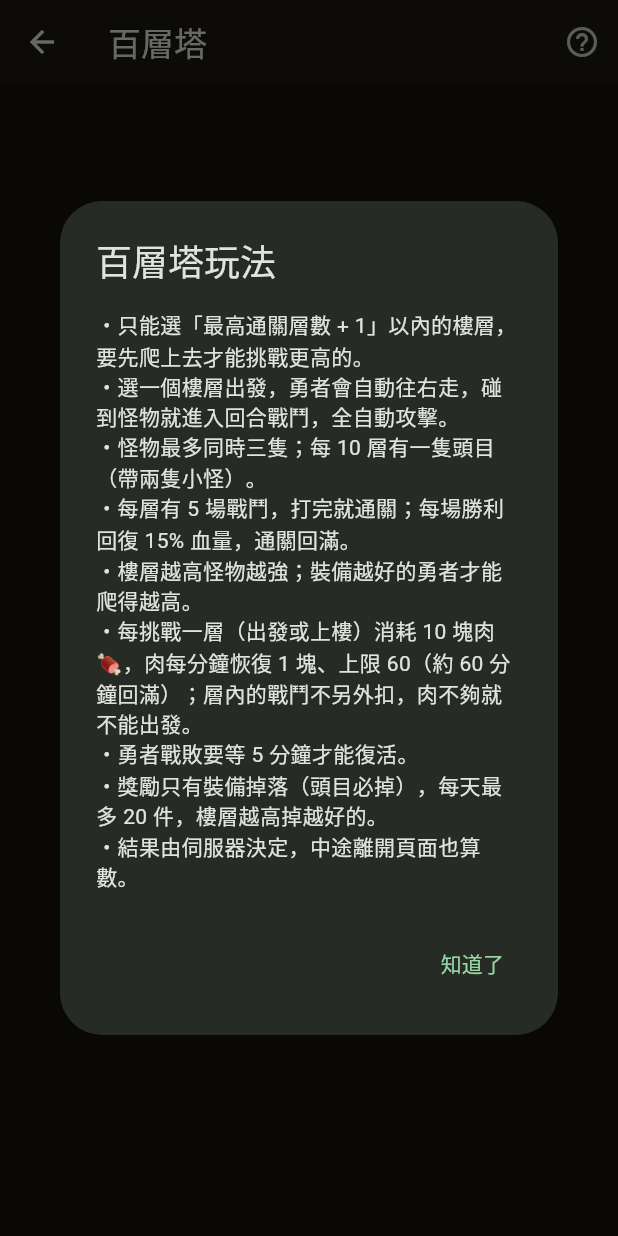
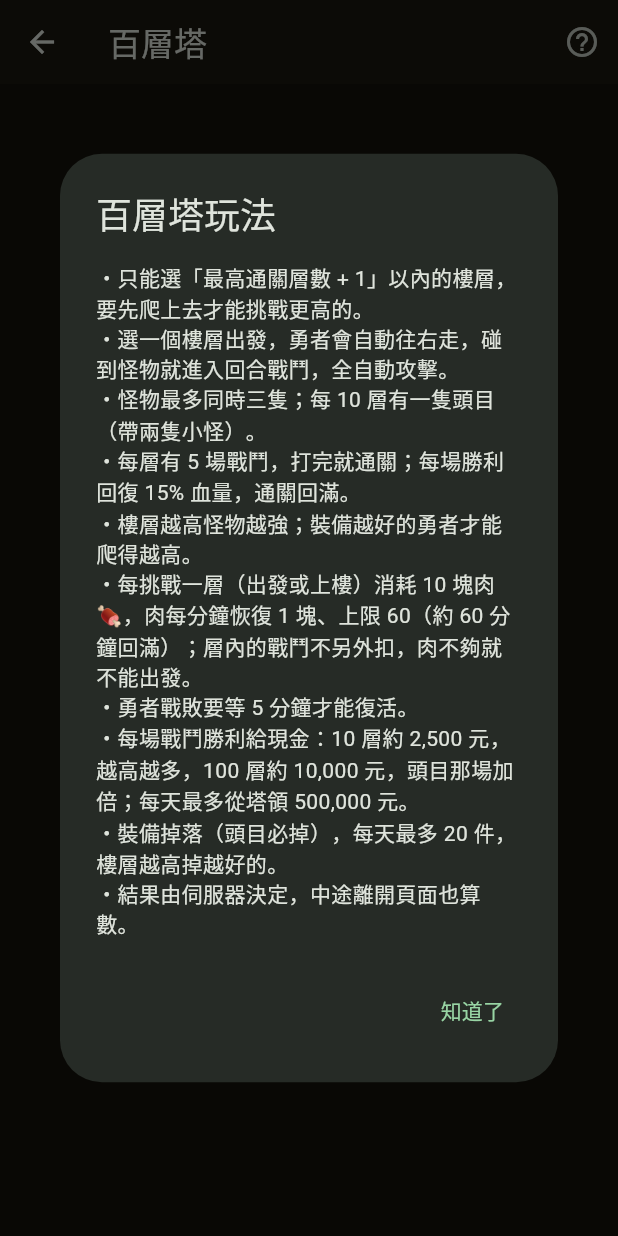
Before and after one commit to c224456k/feixu-trading-app, a Flutter app: the TowerScreen screen opened directly, after a tap on the "help outline" icon, on a phone screen of 412 x 824 dp. Run offline on Flutter 3.47's test engine with Material 3 defaults, Android fonts, the phone set to English and light mode, and no system bars; our stand-ins replace audioplayers, fl_chart, package_info_plus, shared_preferences; accounts and stored records are empty.

Commit message:
百層塔：每場勝利給現金（2500~10000，頭目加倍，每日上限50萬）
Co-Authored-By: Claude Sonnet 5.5 <noreply@anthropic.com>

```diff
--- a/lib/screens/tower_screen.dart
+++ b/lib/screens/tower_screen.dart
@@ -9,7 +9,7 @@ import '../widgets/monster_art.dart';
 
 // 百層塔：勇者在走廊往右走，碰到怪就進入回合戰鬥（勇者在左、怪物在右，最多同時三隻），自動攻擊。
 // 規則與戰鬥結果全由伺服器（tower_game.py）裁決：一次 fight 呼叫就把整場算完回傳紀錄，這裡只負責播放動畫。
-// 勇者戰敗要等 5 分鐘復活；獎勵只有裝備掉落。
+// 勇者戰敗要等 5 分鐘復活；獎勵是裝備掉落加每場勝利的現金。
 
 enum _Phase { loading, idle, entering, walking, waiting, battle, after, cleared, dead }
 
@@ -67,6 +67,8 @@ class _TowerScreenState extends State<TowerScreen> with SingleTickerProviderStat
   int get _maxSelectable => math.min(_maxFloor, _bestFloor + 1); // 要先通關才能挑更高的樓層
   int _bestFloor = 0;
   int _dropsLeft = 20;
+  int _goldLeft = 0;
+  int _goldCap = 0;
   // 肉（體力）：每場戰鬥消耗 10，每分鐘恢復 1，上限 60（以伺服器回報為準，本機只做倒數顯示）
   double _meatBase = 60;
   DateTime _meatStamp = DateTime.now();
@@ -164,6 +166,8 @@ class _TowerScreenState extends State<TowerScreen> with SingleTickerProviderStat
     _setMeat(st);
     _bestFloor = (st['best_floor'] as num).toInt();
     _dropsLeft = (st['drops_left'] as num?)?.toInt() ?? 0;
+    _goldLeft = (st['gold_left'] as num?)?.toInt() ?? 0;
+    _goldCap = (st['gold_cap'] as num?)?.toInt() ?? 0;
     _floor = (st['selected_floor'] as num).toInt().clamp(1, _maxSelectable);
     final dead = (st['dead_seconds'] as num?)?.toInt() ?? 0;
     final run = st['run'] as Map<String, dynamic>?;
@@ -285,6 +289,8 @@ class _TowerScreenState extends State<TowerScreen> with SingleTickerProviderStat
       _requesting = false;
     }
   }
+
+  String _fmtGold(int v) => v.toString().replaceAllMapped(RegExp(r'\B(?=(\d{3})+(?!\d))'), (_) => ',');
 
   void _toast(String text) {
     ScaffoldMessenger.of(context).showSnackBar(SnackBar(content: Text(text)));
@@ -418,6 +424,11 @@ class _TowerScreenState extends State<TowerScreen> with SingleTickerProviderStat
       _heroHp = after;
       _bestFloor = (r['best_floor'] as num).toInt();
       _dropsLeft = (r['drops_left'] as num?)?.toInt() ?? _dropsLeft;
+      _goldLeft = (r['gold_left'] as num?)?.toInt() ?? _goldLeft;
+      final gold = (r['gold'] as num?)?.toInt() ?? 0;
+      if (gold > 0) {
+        _floats.add(_Float('+${_fmtGold(gold)}', _heroX, _groundY - 190, const Color(0xFFFFD93D), 22));
+      }
       _banner = r['cleared'] == true ? '第 $_runFloor 層通關！' : '勝利！';
       _bannerT = 1.4;
       for (final d in (r['drops'] as List)) {
@@ -512,7 +523,8 @@ class _TowerScreenState extends State<TowerScreen> with SingleTickerProviderStat
             '・樓層越高怪物越強；裝備越好的勇者才能爬得越高。\n'
             '・每挑戰一層（出發或上樓）消耗 10 塊肉🍖，肉每分鐘恢復 1 塊、上限 60（約 60 分鐘回滿）；層內的戰鬥不另外扣，肉不夠就不能出發。\n'
             '・勇者戰敗要等 5 分鐘才能復活。\n'
-            '・獎勵只有裝備掉落（頭目必掉），每天最多 20 件，樓層越高掉越好的。\n'
+            '・每場戰鬥勝利給現金：10 層約 2,500 元，越高越多，100 層約 10,000 元，頭目那場加倍；每天最多從塔領 500,000 元。\n'
+            '・裝備掉落（頭目必掉），每天最多 20 件，樓層越高掉越好的。\n'
             '・結果由伺服器決定，中途離開頁面也算數。',
           ),
         ),
@@ -738,6 +750,8 @@ class _TowerScreenState extends State<TowerScreen> with SingleTickerProviderStat
           s('幸運', _hero['luk']),
         ]),
         const SizedBox(height: 6),
+        Text('💰 今日還能領 ${_fmtGold(_goldLeft)} / ${_fmtGold(_goldCap)} 元獎金（每場勝利給錢）', style: const TextStyle(color: Color(0xFFFFD36B), fontSize: 12)),
+        const SizedBox(height: 2),
         Text('今日還能掉落 $_dropsLeft 件裝備（每天上限 20 件）', style: const TextStyle(color: Colors.white38, fontSize: 12)),
         const Text('想爬更高：用 Boss 掉的裝備把勇者練強。', style: TextStyle(color: Colors.white30, fontSize: 11)),
       ]),
```
